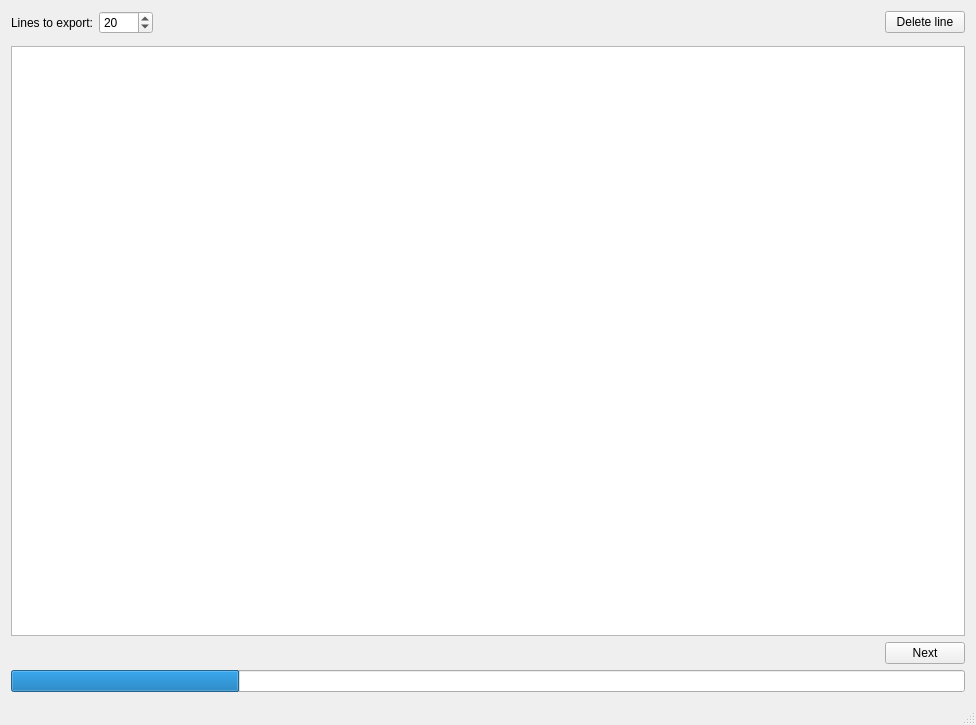
Qt form StatementAnonymizator/mainwindow.ui (agabor/platan) before a commit.
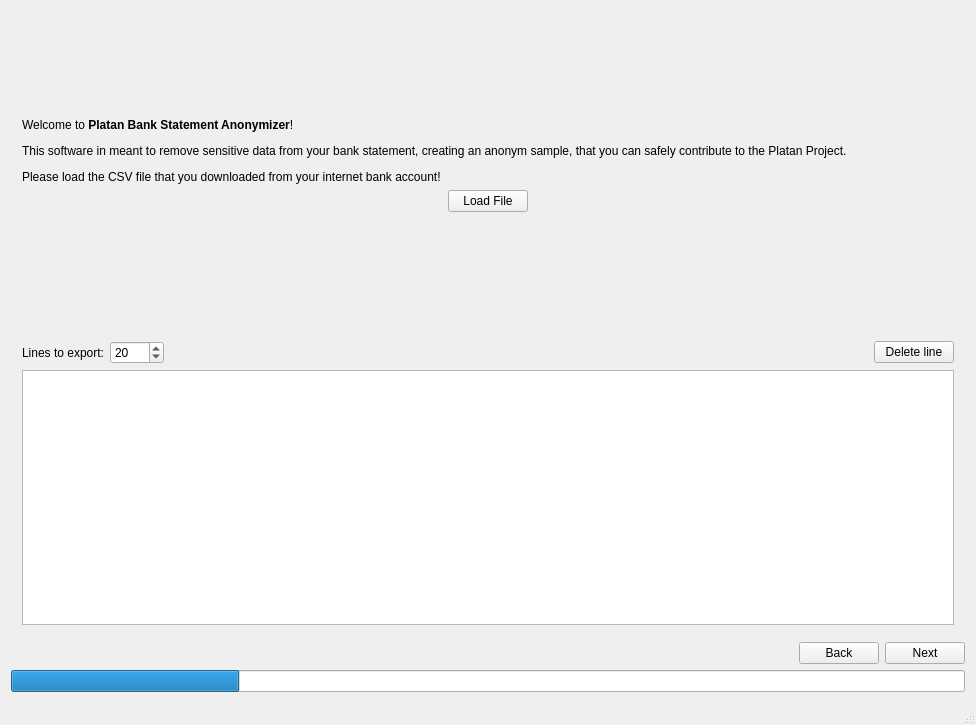
The same form after that commit. Icons and pictures are not drawn. Custom widgets are drawn as their Qt base class.

What changed in the file:
```diff
--- a/StatementAnonymizator/mainwindow.ui
+++ b/StatementAnonymizator/mainwindow.ui
@@ -11,7 +11,7 @@
    </rect>
   </property>
   <property name="windowTitle">
-   <string>Statement Anonymizator</string>
+   <string>Platan Statement Anonymizer</string>
   </property>
   <property name="windowIcon">
    <iconset resource="icons.qrc">
@@ -20,6 +20,96 @@
   <widget class="QWidget" name="centralWidget">
    <layout class="QVBoxLayout" name="verticalLayout">
     <item>
+     <widget class="QWidget" name="welcomeWidget" native="true">
+      <layout class="QVBoxLayout" name="verticalLayout_2">
+       <item>
+        <spacer name="verticalSpacer">
+         <property name="orientation">
+          <enum>Qt::Vertical</enum>
+         </property>
+         <property name="sizeHint" stdset="0">
+          <size>
+           <width>20</width>
+           <height>40</height>
+          </size>
+         </property>
+        </spacer>
+       </item>
+       <item>
+        <widget class="QLabel" name="label">
+         <property name="text">
+          <string>&lt;html&gt;&lt;head/&gt;&lt;body&gt;&lt;p&gt;Welcome to &lt;span style=&quot; font-weight:600;&quot;&gt;Platan Bank Statement Anonymizer&lt;/span&gt;!&lt;/p&gt;&lt;p&gt;This software in meant to remove sensitive data from your bank statement, creating an anonym sample, that you can safely contribute to the Platan Project.&lt;/p&gt;&lt;p&gt;Please load the CSV file that you downloaded from your internet bank account!&lt;/p&gt;&lt;/body&gt;&lt;/html&gt;</string>
+         </property>
+        </widget>
+       </item>
+       <item>
+        <layout class="QHBoxLayout" name="horizontalLayout_2">
+         <item>
+          <spacer name="horizontalSpacer_3">
+           <property name="orientation">
+            <enum>Qt::Horizontal</enum>
+           </property>
+           <property name="sizeHint" stdset="0">
+            <size>
+             <width>40</width>
+             <height>20</height>
+            </size>
+           </property>
+          </spacer>
+         </item>
+         <item>
+          <widget class="QPushButton" name="btnLoadFile">
+           <property name="cursor">
+            <cursorShape>ArrowCursor</cursorShape>
+           </property>
+           <property name="text">
+            <string>Load File</string>
+           </property>
+          </widget>
+         </item>
+         <item>
+          <spacer name="horizontalSpacer_4">
+           <property name="orientation">
+            <enum>Qt::Horizontal</enum>
+           </property>
+           <property name="sizeHint" stdset="0">
+            <size>
+             <width>40</width>
+             <height>20</height>
+            </size>
+           </property>
+          </spacer>
+         </item>
+        </layout>
+       </item>
+       <item>
+        <spacer name="verticalSpacer_2">
+         <property name="orientation">
+          <enum>Qt::Vertical</enum>
+         </property>
+         <property name="sizeHint" stdset="0">
+          <size>
+           <width>20</width>
+           <height>40</height>
+          </size>
+         </property>
+        </spacer>
+       </item>
+      </layout>
+      <zorder>label</zorder>
+      <zorder>horizontalSpacer_3</zorder>
+      <zorder></zorder>
+      <zorder>verticalSpacer</zorder>
+      <zorder>verticalSpacer_2</zorder>
+     </widget>
+    </item>
+    <item>
+     <widget class="CSVConfigWidget" name="csvConfig" native="true"/>
+    </item>
+    <item>
+     <widget class="QWidget" name="exportWidget" native="true">
+      <layout class="QVBoxLayout" name="verticalLayout_3">
+       <item>
      <layout class="QHBoxLayout" name="toolLayout">
       <item>
        <widget class="QLabel" name="lbLines">
@@ -73,12 +163,12 @@
       </item>
      </layout>
     </item>
-    <item>
-     <widget class="CSVConfigWidget" name="csvConfig" native="true"/>
-    </item>
     <item>
      <widget class="QTableView" name="tableView"/>
     </item>
+      </layout>
+     </widget>
+    </item>
     <item>
      <layout class="QHBoxLayout" name="horizontalLayout">
       <item>
@@ -94,6 +184,13 @@
         </property>
        </spacer>
       </item>
+      <item>
+       <widget class="QPushButton" name="btBack">
+        <property name="text">
+         <string>Back</string>
+        </property>
+       </widget>
+      </item>
       <item>
        <widget class="QPushButton" name="stepButton">
         <property name="text">
```
Lines whose indentation alone changed are shown as unchanged.
